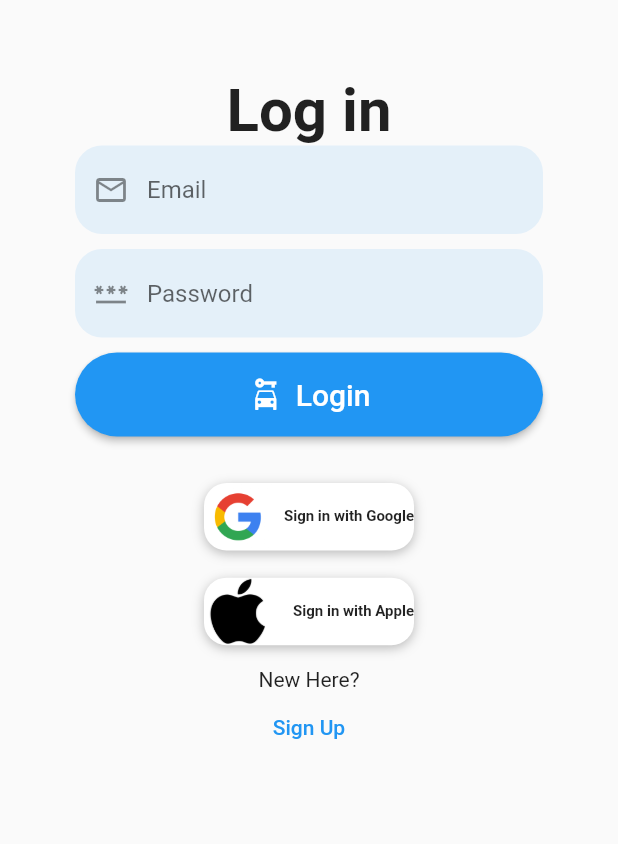
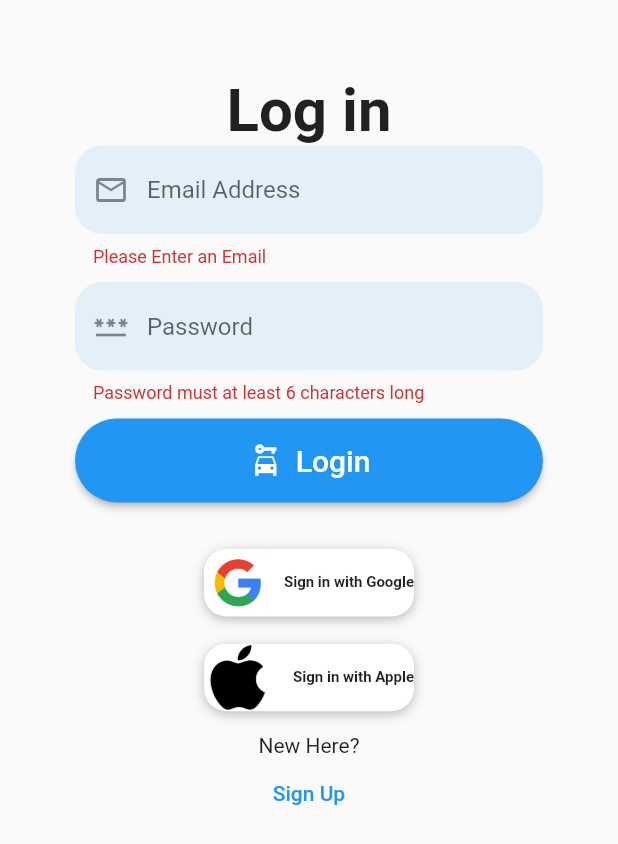
Before and after one commit to jabezj1/Motore, a Flutter app: the screen it shows after launch, after a tap on "Login", on a phone screen of 412 x 824 dp. Shown: the top 844 px of the screen. Run offline on Flutter 3.47's test engine with Material 2 defaults, Android fonts, the phone set to English and light mode, and no system bars; our stand-ins replace animated_splash_screen, curved_navigation_bar, firebase_auth, firebase_core, google_sign_in; accounts and stored records are empty.

Commit message:
Google Auth with Regular login Fixed

```diff
--- a/lib/components/basicPage.dart
+++ b/lib/components/basicPage.dart
@@ -14,55 +14,57 @@ class pageName extends StatelessWidget {
   }
 }
 
-class LoginComponents extends StatelessWidget {
-  const LoginComponents(
-    this.text,
-    this.icons,
-    this.error,
-  );
-  final String text;
-  final dynamic icons;
-  final String error;
-  // final dynamic change;
+// class LoginComponents extends StatelessWidget {
+//   const LoginComponents(
+//       this.text, this.icons, this.error, this.setState, this.change, this.val);
+//   final String text;
+//   final dynamic icons;
+//   final String error;
+//   final Function setState;
+//   dynamic change;
+//   final dynamic val;
 
-  @override
-  Widget build(BuildContext context) {
-    return TextFormField(
-      decoration: InputDecoration(
-        hintText: text,
-        fillColor: Theme.of(context).primaryColor.withOpacity(0.1),
-        filled: true,
-        prefixIcon: Icon(icons),
-        border: OutlineInputBorder(
-            borderRadius: BorderRadius.circular(18),
-            borderSide: BorderSide.none),
-      ),
-      validator: (String? val) {
-        if (val!.isEmpty) {
-          return error;
-        }
-        return null;
-      },
-      // onChanged: (val) {
-      //   setState(() => change = val);
-      // },
-    );
+//   @override
+//   Widget build(BuildContext context) {
+//     return TextFormField(
+//         decoration: InputDecoration(
+//           hintText: text,
+//           fillColor: Theme.of(context).primaryColor.withOpacity(0.1),
+//           filled: true,
+//           prefixIcon: Icon(icons),
+//           border: OutlineInputBorder(
+//               borderRadius: BorderRadius.circular(18),
+//               borderSide: BorderSide.none),
+//         ),
+//         validator: (String? val) {
+//           if (val!.isEmpty) {
+//             return error;
+//           }
+//           return null;
+//         },
+//         onChanged: (value) {
+//           setState(() => change = val);
+//         }
+//         // onChanged: (val) {
+//         //   setState(() => change = val);
+//         // },
+//         );
 
-    // TextFormField(
-    //   decoration: InputDecoration(
-    //     hintText: text,
+//     // TextFormField(
+//     //   decoration: InputDecoration(
+//     //     hintText: text,
 
-    //     border: OutlineInputBorder(
-    //         borderRadius: BorderRadius.circular(18),
-    //         borderSide: BorderSide.none),
-    //   ),
-    //   validator: (String? val) {
-    //     if (val!.isEmpty) {
-    //       return error;
-    //     }
-    //     return null;
-    //   },
-    //   obscureText: check,
-    // );
-  }
-}
+//     //     border: OutlineInputBorder(
+//     //         borderRadius: BorderRadius.circular(18),
+//     //         borderSide: BorderSide.none),
+//     //   ),
+//     //   validator: (String? val) {
+//     //     if (val!.isEmpty) {
+//     //       return error;
+//     //     }
+//     //     return null;
+//     //   },
+//     //   obscureText: check,
+//     // );
+//   }
+// }
--- a/lib/screens/authenticate/login.dart
+++ b/lib/screens/authenticate/login.dart
@@ -55,27 +55,62 @@ class _LoginState extends State<Login> {
     return Column(
       crossAxisAlignment: CrossAxisAlignment.stretch,
       children: [
-        const LoginComponents(
-            "Email", Icons.email_outlined, "Please enter an Email"),
-        const SizedBox(
+        TextFormField(
+            decoration: InputDecoration(
+              hintText: "Email Address",
+              fillColor: Theme.of(context).primaryColor.withOpacity(0.1),
+              filled: true,
+              prefixIcon: Icon(Icons.email_outlined),
+              border: OutlineInputBorder(
+                  borderRadius: BorderRadius.circular(18),
+                  borderSide: BorderSide.none),
+            ),
+            validator: (String? val) {
+              if (val!.isEmpty) {
+                return "Please Enter an Email";
+              }
+              return null;
+            },
+            onChanged: (val) {
+              setState(() => email = val);
+            }),
+        SizedBox(
           height: 10,
         ),
-        const LoginComponents(
-            "Password", Icons.password_outlined, "Please enter a Password"),
-        const SizedBox(
+        TextFormField(
+            decoration: InputDecoration(
+              hintText: "Password",
+              fillColor: Theme.of(context).primaryColor.withOpacity(0.1),
+              filled: true,
+              prefixIcon: Icon(Icons.password_outlined),
+              border: OutlineInputBorder(
+                  borderRadius: BorderRadius.circular(18),
+                  borderSide: BorderSide.none),
+            ),
+            obscureText: true,
+            validator: (String? val) {
+              if (val!.length < 6) {
+                return "Password must at least 6 characters long ";
+              }
+              return null;
+            },
+            onChanged: (val) {
+              setState(() => password = val);
+            }),
+        SizedBox(
           height: 10,
         ),
         ElevatedButton.icon(
           onPressed: () async {
-            // if (_formKey.currentState!.validate()) {
-            //   print('object');
-            //   dynamic result =
-            //       await _auth.logInWithEmailAndPassword(email, password);
-            //   if (result == null) {
-            //     setState(() => error = 'Log In Failed, Please try Again');
-            //   }
-            // }
-            AuthService().signInWithGoogle();
+            if (_formKey.currentState!.validate()) {
+              print('object');
+              dynamic result = await AuthService()
+                  .logInWithEmailAndPassword(email, password);
+              if (result == null) {
+                setState(() => error = 'Log In Failed, Please try Again');
+              }
+            }
+            // AuthService().signInWithGoogle();
           },
           icon: Icon(Icons.car_rental),
           label: Text(
```
Also changed, not shown: lib/services/auth.dart (+35 -35 lines).
